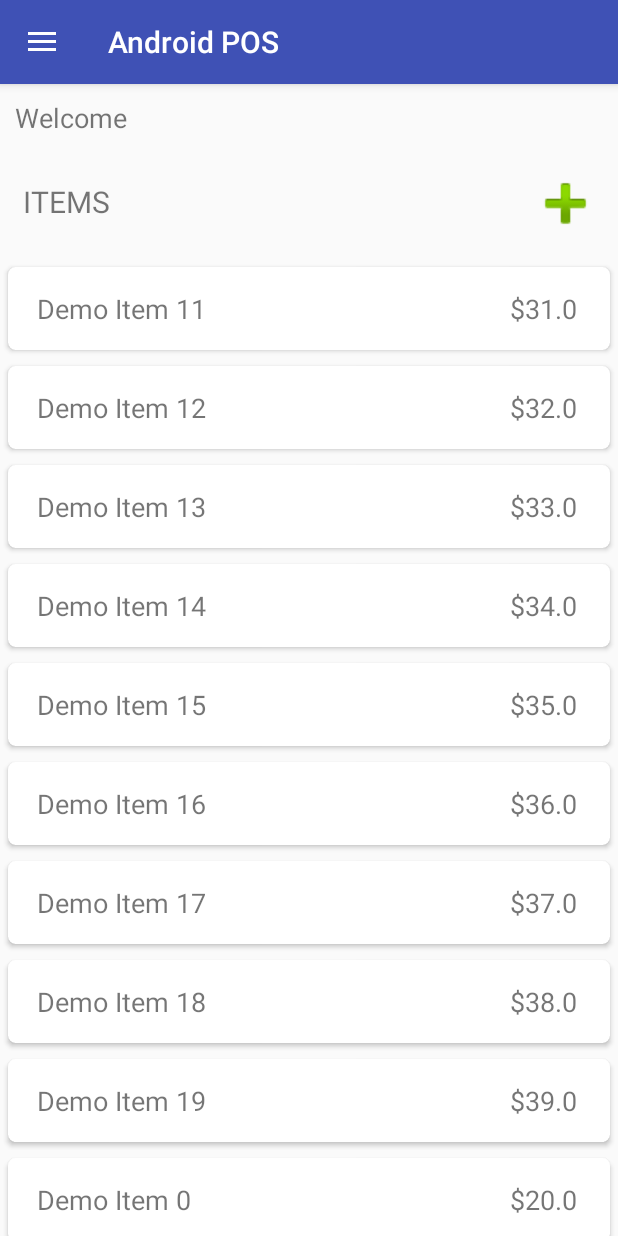
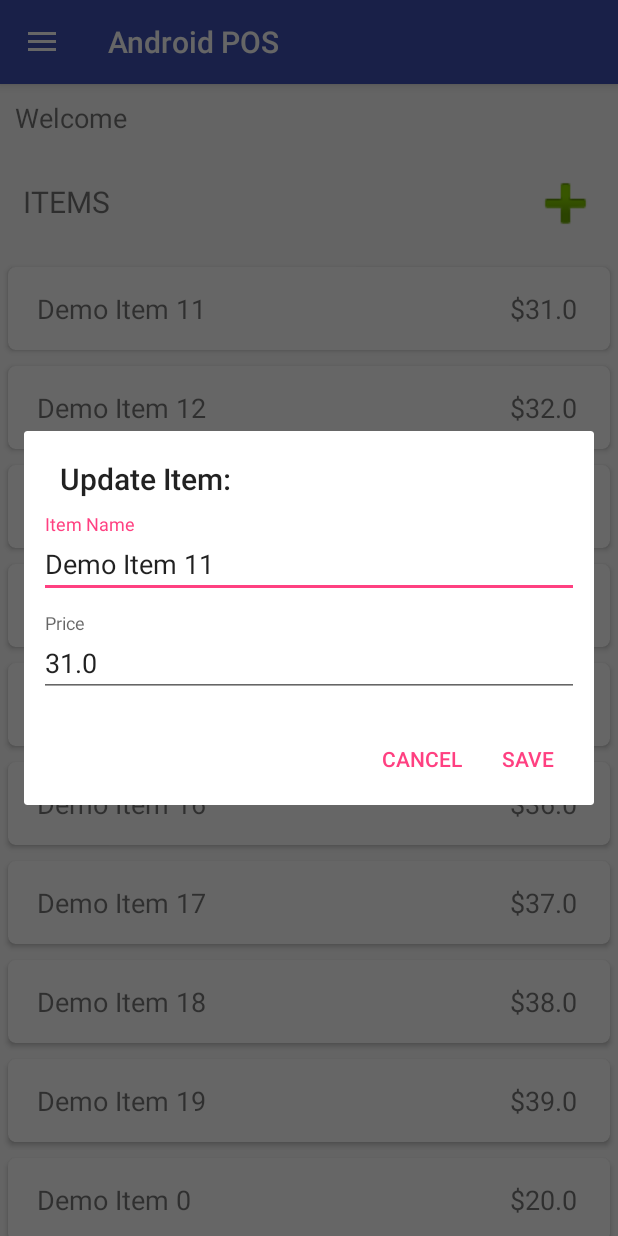
Before and after one commit to vamshedhar/AndroidPOS, an Android app: the screen it shows after launch once a user with an empty profile is signed in (MainActivity), after a tap on an icon or button, on a phone screen of 412 x 824 dp. Run offline under Robolectric (Android 15) with nearby library versions, the phone set to English and light mode, and no system bars; our stand-ins replace Firebase (no records; nobody signed in at launch, a user with empty details on screens opened directly); 3 statements that could not run were skipped.

Commit message:
feat(items): edit/delete item implementation on dummy data

```diff
--- a/app/src/main/java/com/example/vamshedhar/androidpos/activities/MainActivity.java
+++ b/app/src/main/java/com/example/vamshedhar/androidpos/activities/MainActivity.java
@@ -23,7 +23,7 @@ import com.example.vamshedhar.androidpos.fragments.SellFragment;
 import com.google.firebase.auth.FirebaseAuth;
 import com.google.firebase.auth.FirebaseUser;
 
-public class MainActivity extends AppCompatActivity implements ItemListAdapter.ItemListInterface {
+public class MainActivity extends AppCompatActivity {
 
     public static final String TAG = "AndroidPOS";
 
@@ -177,13 +177,4 @@ public class MainActivity extends AppCompatActivity implements ItemListAdapter.I
         return super.onOptionsItemSelected(item);
     }
 
-    @Override
-    public void onItemClick(String id) {
-
-    }
-
-    @Override
-    public void onItemLongClick(String id) {
-
-    }
 }
--- a/app/src/main/java/com/example/vamshedhar/androidpos/adapters/ItemListAdapter.java
+++ b/app/src/main/java/com/example/vamshedhar/androidpos/adapters/ItemListAdapter.java
@@ -1,13 +1,18 @@
 package com.example.vamshedhar.androidpos.adapters;
 
+import android.app.AlertDialog;
 import android.content.Context;
+import android.content.DialogInterface;
 import android.support.v7.widget.RecyclerView;
+import android.util.Log;
 import android.view.LayoutInflater;
 import android.view.View;
 import android.view.ViewGroup;
+import android.widget.EditText;
 import android.widget.TextView;
 
 import com.example.vamshedhar.androidpos.R;
+import com.example.vamshedhar.androidpos.activities.MainActivity;
 import com.example.vamshedhar.androidpos.objects.Item;
 
 import java.util.ArrayList;
@@ -20,15 +25,17 @@ public class ItemListAdapter extends RecyclerView.Adapter<ItemListAdapter.ViewHo
 
     private ArrayList<Item> items;
     private ItemListInterface IData;
+    private Context context;
 
     public interface ItemListInterface {
-        void onItemClick(String id);
+        void onItemUpdate(String id);
         void onItemLongClick(String id);
     }
 
 
-    public ItemListAdapter(ArrayList<Item> items, ItemListInterface IData) {
+    public ItemListAdapter(ArrayList<Item> items, Context context, ItemListInterface IData) {
         this.items = items;
+        this.context = context;
         this.IData = IData;
     }
 
@@ -41,7 +48,7 @@ public class ItemListAdapter extends RecyclerView.Adapter<ItemListAdapter.ViewHo
 
     @Override
     public void onBindViewHolder(ViewHolder holder, int position) {
-        Item item = items.get(position);
+        final Item item = items.get(position);
 
         holder.itemName.setText(item.getName());
         holder.itemPrice.setText("$" + item.getPrice());
@@ -51,8 +58,7 @@ public class ItemListAdapter extends RecyclerView.Adapter<ItemListAdapter.ViewHo
         holder.itemView.setOnClickListener(new View.OnClickListener() {
             @Override
             public void onClick(View view) {
-                String itemId = (String) view.getTag();
-                IData.onItemClick(itemId);
+                IData.onItemUpdate((String) view.getTag());
             }
         });
 
--- a/app/src/main/java/com/example/vamshedhar/androidpos/fragments/ItemsFragment.java
+++ b/app/src/main/java/com/example/vamshedhar/androidpos/fragments/ItemsFragment.java
@@ -1,6 +1,8 @@
 package com.example.vamshedhar.androidpos.fragments;
 
+import android.app.AlertDialog;
 import android.content.Context;
+import android.content.DialogInterface;
 import android.net.Uri;
 import android.os.Bundle;
 import android.support.annotation.Nullable;
@@ -11,17 +13,20 @@ import android.util.Log;
 import android.view.LayoutInflater;
 import android.view.View;
 import android.view.ViewGroup;
+import android.widget.EditText;
 import android.widget.Toast;
 
 import com.example.vamshedhar.androidpos.R;
 import com.example.vamshedhar.androidpos.adapters.ItemListAdapter;
 import com.example.vamshedhar.androidpos.objects.Item;
+import com.google.firebase.auth.FirebaseAuth;
+import com.google.firebase.auth.FirebaseUser;
 
 import java.util.ArrayList;
 import java.util.HashMap;
 
 
-public class ItemsFragment extends Fragment {
+public class ItemsFragment extends Fragment implements ItemListAdapter.ItemListInterface {
 
     HashMap<String, Item> itemsMap;
 
@@ -30,6 +35,10 @@ public class ItemsFragment extends Fragment {
     private RecyclerView.LayoutManager itemsListLayoutManager;
 
     private ItemsFragmentListener mListener;
+
+    private FirebaseAuth mAuth;
+    private FirebaseUser currentUser;
+    private String username;
 
     public ItemsFragment() {
         // Required empty public constructor
@@ -46,6 +55,11 @@ public class ItemsFragment extends Fragment {
 
         itemsList = getView().findViewById(R.id.itemsList);
 
+        mAuth = FirebaseAuth.getInstance();
+        currentUser = mAuth.getCurrentUser();
+
+        username = currentUser.getEmail().substring(0, currentUser.getEmail().indexOf('@'));
+
         itemsMap = new HashMap<>();
 
         for (int i = 0; i < 20; i++) {
@@ -60,7 +74,7 @@ public class ItemsFragment extends Fragment {
     public void loadItems(){
         if (itemsMap != null){
             ArrayList<Item> items = new ArrayList<>(itemsMap.values());
-            itemListAdapter = new ItemListAdapter(items, (ItemListAdapter.ItemListInterface) getActivity());
+            itemListAdapter = new ItemListAdapter(items, getActivity(), this);
             itemsList.setAdapter(itemListAdapter);
         }
     }
@@ -82,6 +96,74 @@ public class ItemsFragment extends Fragment {
 //        mListener = null;
     }
 
+    private void updateItem(String id, String newName, String newPrice){
+        Item item = itemsMap.get(id);
+        item.setName(newName);
+        item.setPrice(Float.parseFloat(newPrice));
+        itemsMap.put(item.getId(), item);
+        loadItems();
+    }
+
+    private void deleteItem(String id){
+        itemsMap.remove(id);
+        loadItems();
+    }
+
+    @Override
+    public void onItemUpdate(String id) {
+
+        final Item item = itemsMap.get(id);
+
+        LayoutInflater inflater = LayoutInflater.from(getActivity());
+        final View textEntryView = inflater.inflate(R.layout.edit_item, null);
+
+        final EditText itemNameET = textEntryView.findViewById(R.id.itemName);
+        final EditText itemPriceET = textEntryView.findViewById(R.id.itemPrice);
+
+        itemNameET.setText(item.getName());
+        itemPriceET.setText(item.getPrice() + "");
+
+        itemNameET.setTag(item.getId());
+
+        final AlertDialog.Builder editItemAlert = new AlertDialog.Builder(getActivity());
+
+        editItemAlert.setTitle("Update Item:").setView(textEntryView).setPositiveButton("Save", new DialogInterface.OnClickListener() {
+            @Override
+            public void onClick(DialogInterface dialogInterface, int i) {
+                updateItem(item.getId(), itemNameET.getText().toString().trim(), itemPriceET.getText().toString().trim());
+            }
+        }).setNegativeButton("Cancel", new DialogInterface.OnClickListener() {
+            @Override
+            public void onClick(DialogInterface dialogInterface, int i) {
+                // Nothing happens here
+            }
+        });
+
+        editItemAlert.show();
+    }
+
+    @Override
+    public void onItemLongClick(String id) {
+        AlertDialog.Builder deleteItemDiag = new AlertDialog.Builder(getActivity());
+
+        final Item item = itemsMap.get(id);
+
+        deleteItemDiag.setTitle("Are you sure you want to delete " + item.getName() + "?")
+            .setPositiveButton("Delete", new DialogInterface.OnClickListener() {
+                @Override
+                public void onClick(DialogInterface dialogInterface, int i) {
+                    deleteItem(item.getId());
+                }
+            }).setNegativeButton("Cancel", new DialogInterface.OnClickListener() {
+            @Override
+            public void onClick(DialogInterface dialogInterface, int i) {
+
+            }
+        });
+
+        deleteItemDiag.show();
+    }
+
     public interface ItemsFragmentListener {
         // TODO: Update argument type and name
         void onFragmentInteraction();
--- /dev/null
+++ b/app/src/main/res/layout/edit_item.xml
@@ -0,0 +1,41 @@
+<?xml version="1.0" encoding="utf-8"?>
+<RelativeLayout xmlns:android="http://schemas.android.com/apk/res/android"
+    android:layout_width="match_parent"
+    android:layout_height="wrap_content">
+
+
+    <android.support.design.widget.TextInputLayout
+        android:id="@+id/textInputLayout3"
+        android:layout_width="match_parent"
+        android:layout_height="wrap_content"
+        android:layout_alignParentLeft="true"
+        android:layout_alignParentStart="true"
+        android:layout_alignParentTop="true"
+        android:layout_margin="10dp">
+
+        <android.support.design.widget.TextInputEditText
+            android:id="@+id/itemName"
+            android:layout_width="match_parent"
+            android:layout_height="wrap_content"
+            android:hint="@string/item_name" />
+    </android.support.design.widget.TextInputLayout>
+
+    <android.support.design.widget.TextInputLayout
+        android:layout_width="match_parent"
+        android:layout_height="wrap_content"
+        android:layout_below="@+id/textInputLayout3"
+        android:layout_centerHorizontal="true"
+        android:layout_marginEnd="10dp"
+        android:layout_marginLeft="10dp"
+        android:layout_marginRight="10dp"
+        android:layout_marginStart="10dp"
+        android:layout_marginBottom="10dp">
+
+        <android.support.design.widget.TextInputEditText
+            android:id="@+id/itemPrice"
+            android:layout_width="match_parent"
+            android:layout_height="wrap_content"
+            android:hint="@string/price"
+            android:inputType="numberDecimal" />
+    </android.support.design.widget.TextInputLayout>
+</RelativeLayout>
--- a/app/src/main/res/layout/menu_list_item.xml
+++ b/app/src/main/res/layout/menu_list_item.xml
@@ -19,7 +19,8 @@
             android:layout_height="wrap_content"
             android:orientation="vertical"
             android:paddingBottom="15dp"
-            android:paddingTop="15dp">
+            android:paddingTop="15dp"
+            android:background="?android:attr/selectableItemBackground">
 
             <TextView
                 android:id="@+id/itemName"
--- a/app/src/main/res/values/strings.xml
+++ b/app/src/main/res/values/strings.xml
@@ -17,4 +17,5 @@
     <string name="add_item">Add Item Button</string>
     <string name="item_name">Item Name</string>
     <string name="demo_price">$100</string>
+    <string name="price">Price</string>
 </resources>
```
